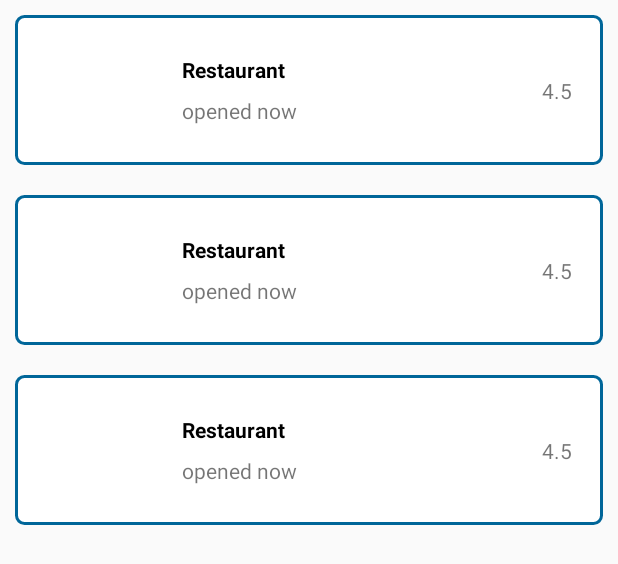
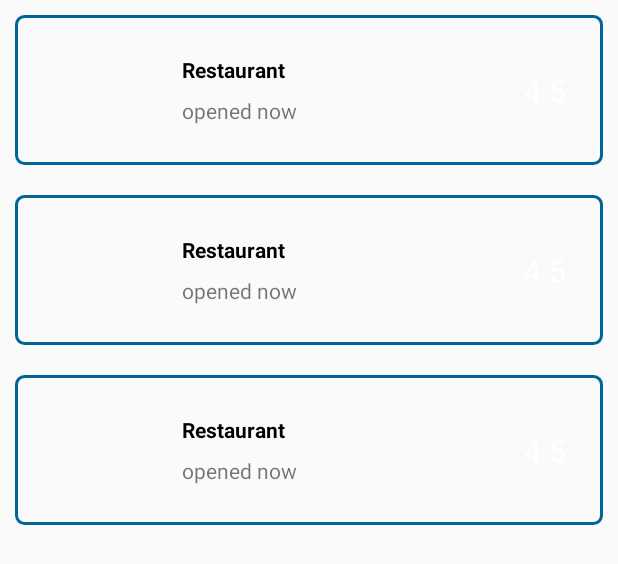
Before and after one commit to pomian17/wpamRR, an Android app: the layout fragment_results_list.xml on its own in the app's theme, with its tools: preview values and no code run, on a phone screen of 412 x 824 dp. Shown: the top 564 px of the screen. Run offline under Robolectric (Android 15) with nearby library versions, the phone set to English and light mode, and no system bars.

Commit message:
viewholder enhancements v2

```diff
--- a/app/src/main/res/drawable/rounded_background.xml
+++ b/app/src/main/res/drawable/rounded_background.xml
@@ -2,7 +2,7 @@
 <shape xmlns:android="http://schemas.android.com/apk/res/android"
     android:shape="rectangle">
 
-    <solid android:color="#fff" />
+    <solid android:color="#fafafa" />
 
     <stroke
         android:width="2dp"
--- a/app/src/main/res/layout/fragment_search.xml
+++ b/app/src/main/res/layout/fragment_search.xml
@@ -10,6 +10,7 @@
         android:layout_width="0dp"
         android:layout_height="50dp"
         android:layout_marginStart="16dp"
+        android:layout_marginTop="8dp"
         android:layout_marginEnd="16dp"
         android:hint="@string/enter_query"
         app:layout_constraintEnd_toStartOf="@+id/search_button"
@@ -40,6 +41,7 @@
         android:id="@+id/tab_layout"
         android:layout_width="match_parent"
         android:layout_height="wrap_content"
+        android:layout_marginTop="8dp"
         app:layout_constraintEnd_toEndOf="parent"
         app:layout_constraintStart_toStartOf="parent"
         app:layout_constraintTop_toBottomOf="@+id/search_keyword" />
--- a/app/src/main/res/layout/restaurant_viewholder.xml
+++ b/app/src/main/res/layout/restaurant_viewholder.xml
@@ -42,6 +42,9 @@
     <TextView
         android:id="@+id/restaurant_rating"
         android:layout_width="wrap_content"
+        android:textColor="@android:color/white"
+        android:padding="4dp"
+        android:textSize="20sp"
         android:layout_height="wrap_content"
         android:layout_marginEnd="16dp"
         app:layout_constraintBottom_toBottomOf="parent"
```
Also changed, not shown: app/src/main/java/com/example/restaurantreservation/ui/adapter/viewholder/RestaurantViewHolder.kt (+14 -0 lines).
